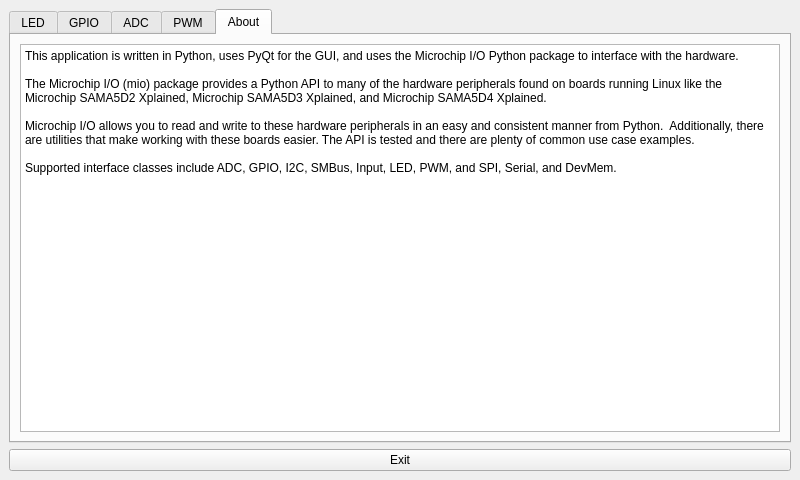
Before: the Qt Designer form iocontrol/iocontrol.ui in linux4sam/mpio, drawn with Qt 5.
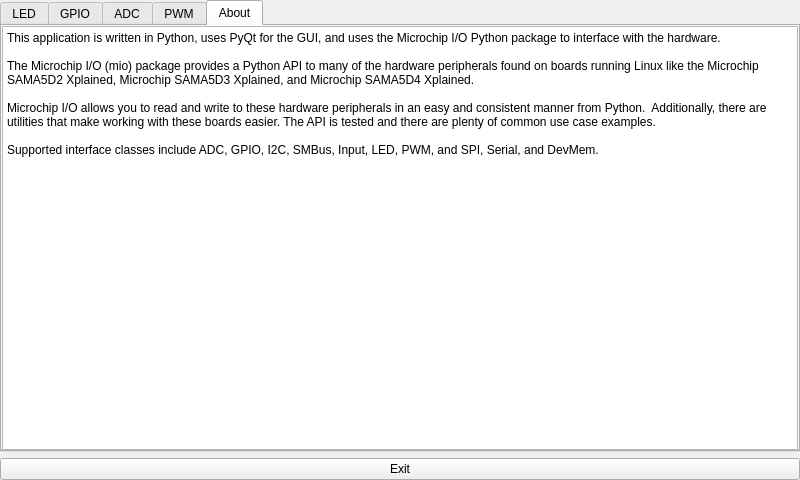
After: the same form once the commit is applied.

Commit message: iocontrol: increase size of some controls for touch

Diff of the .ui file:
```diff
--- a/iocontrol/iocontrol.ui
+++ b/iocontrol/iocontrol.ui
@@ -33,6 +33,9 @@
   </property>
   <widget class="QWidget" name="centralwidget">
    <layout class="QGridLayout" name="gridLayout">
+    <property name="margin">
+     <number>0</number>
+    </property>
     <item row="1" column="0">
      <widget class="QPushButton" name="btn_exit">
       <property name="text">
@@ -87,6 +90,9 @@
         <string>About</string>
        </attribute>
        <layout class="QGridLayout" name="gridLayout_2">
+        <property name="margin">
+         <number>0</number>
+        </property>
         <item row="0" column="0">
          <widget class="QPlainTextEdit" name="plainTextEdit">
           <property name="readOnly">
```
The commit also changes 1 other file.
